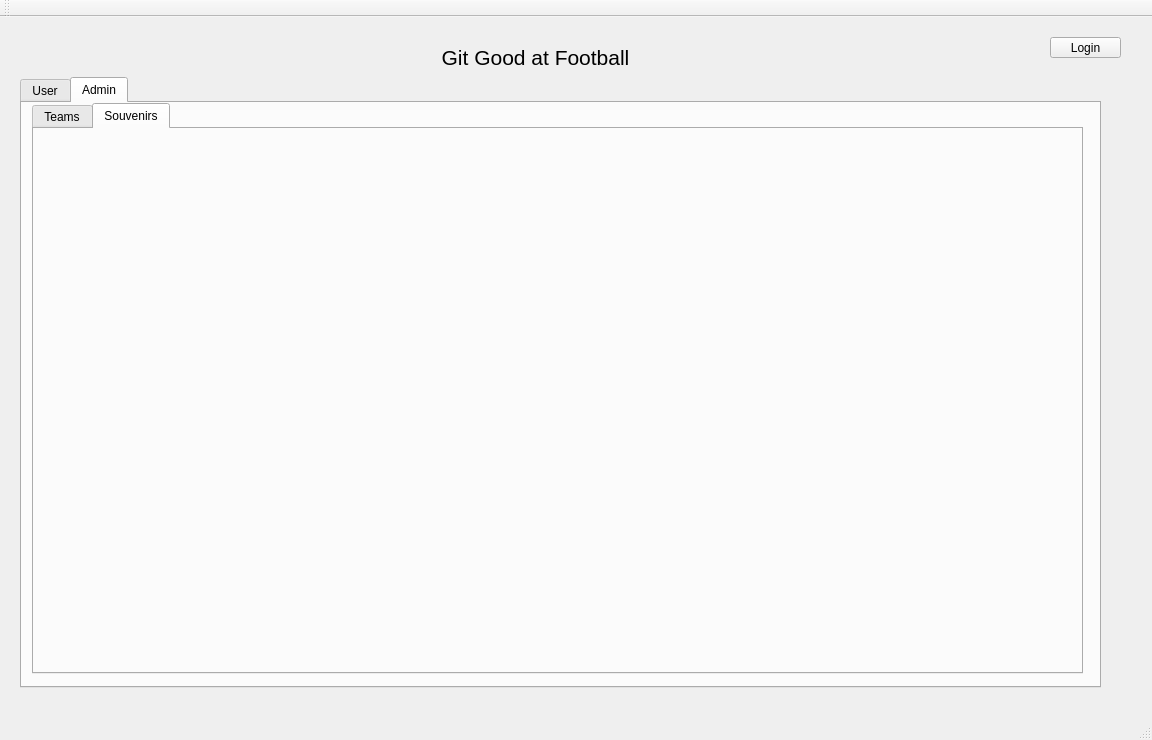
This is QT/mainwindow.ui in nsidaris/GitGood as Qt 5 draws it before an edit. The edited form follows.
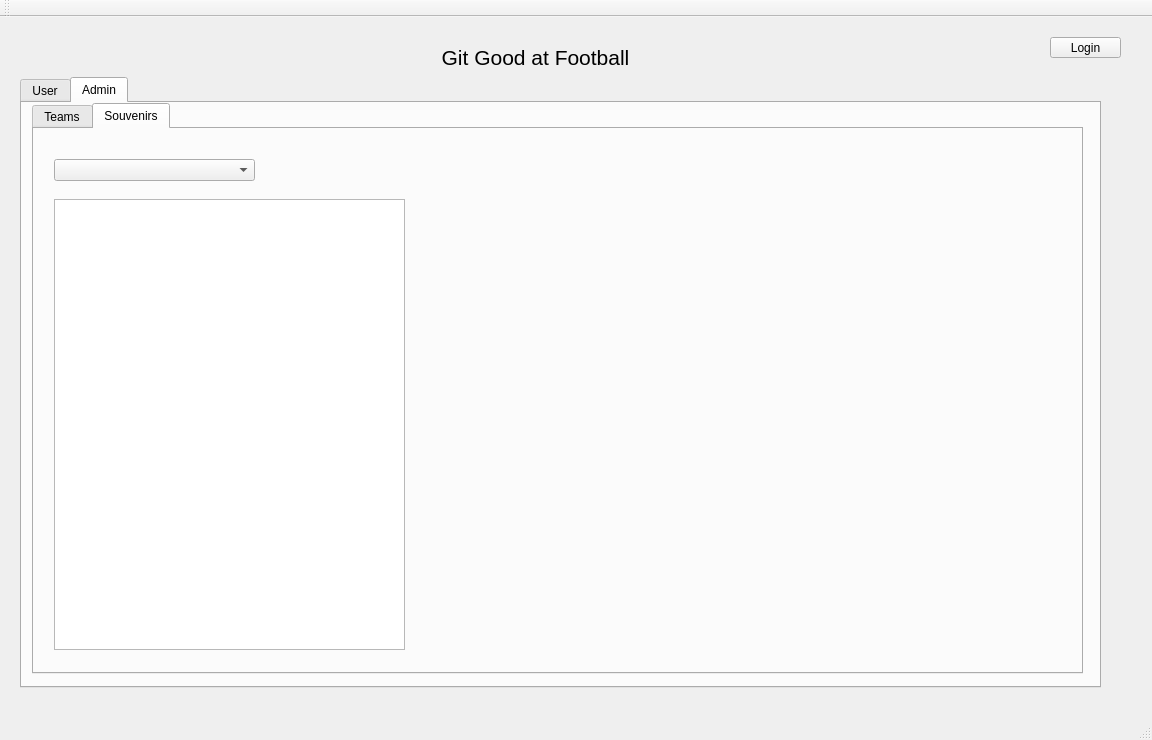
This is the edited form. The open tabs and pages were chosen to show the change. Icons and pictures are not drawn.

Commit message:
Setting up souvenir tab
Set up functionality to allow the user to select a team and see its
items. Also did some small cleanup

```diff
--- a/QT/mainwindow.ui
+++ b/QT/mainwindow.ui
@@ -199,6 +199,35 @@
        <attribute name="title">
         <string>Souvenirs</string>
        </attribute>
+       <widget class="QComboBox" name="AdminTeamSouvCombo">
+        <property name="geometry">
+         <rect>
+          <x>20</x>
+          <y>30</y>
+          <width>201</width>
+          <height>22</height>
+         </rect>
+        </property>
+       </widget>
+       <widget class="QTableWidget" name="AdminSouvTable">
+        <property name="geometry">
+         <rect>
+          <x>20</x>
+          <y>70</y>
+          <width>351</width>
+          <height>451</height>
+         </rect>
+        </property>
+        <property name="editTriggers">
+         <set>QAbstractItemView::NoEditTriggers</set>
+        </property>
+        <property name="alternatingRowColors">
+         <bool>true</bool>
+        </property>
+        <property name="sortingEnabled">
+         <bool>true</bool>
+        </property>
+       </widget>
       </widget>
      </widget>
     </widget>
```
Left out of the diff: 14 changed lines with no effect on the pictures. The commit also changes 4 other files.
